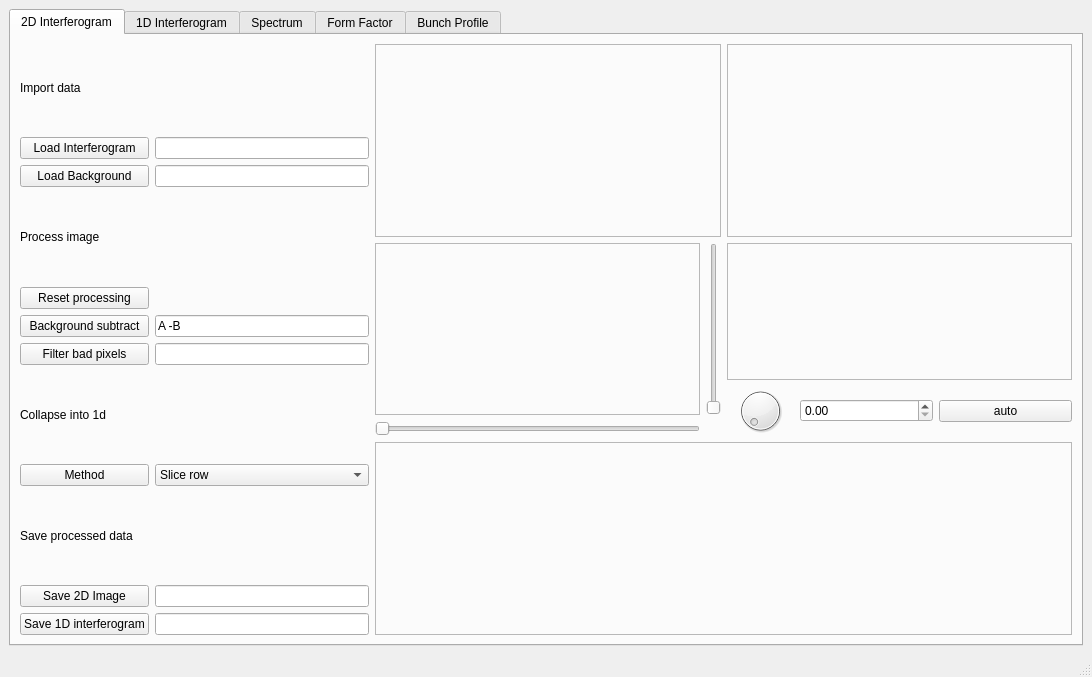
First picture: the form in FTIR_qt_interface.ui, repository Jammi-Dodgers/THz-interferometry, before the edit.
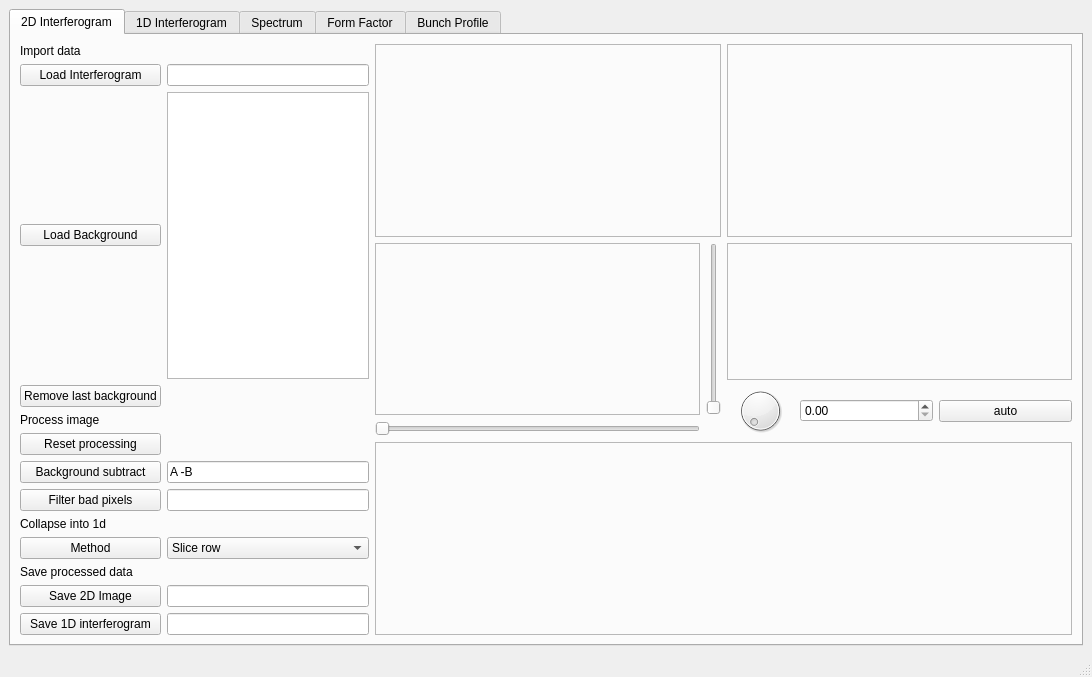
Second picture: the form after the edit.

Commit message: qt now works with up to 25 backgrounds

Diff of the .ui file:
```diff
--- a/FTIR_qt_interface.ui
+++ b/FTIR_qt_interface.ui
@@ -30,25 +30,26 @@
        <layout class="QHBoxLayout" name="horizontalLayout" stretch="1,2">
         <item>
          <layout class="QGridLayout" name="grid_2d_info">
-          <item row="11" column="1">
-           <widget class="QLineEdit" name="lineedit_2d_savefringes"/>
-          </item>
-          <item row="11" column="0">
-           <widget class="QPushButton" name="button_2d_savefringes">
+          <item row="7" column="0">
+           <widget class="QPushButton" name="button_2d_badfilter">
             <property name="text">
-             <string>Save 1D interferogram</string>
+             <string>Filter bad pixels</string>
             </property>
            </widget>
           </item>
-          <item row="10" column="0">
-           <widget class="QPushButton" name="button_2d_saveimage">
-            <property name="text">
-             <string>Save 2D Image</string>
+          <item row="1" column="1">
+           <widget class="QLineEdit" name="lineedit_2d_loadimage">
+            <property name="readOnly">
+             <bool>true</bool>
             </property>
            </widget>
           </item>
-          <item row="10" column="1">
-           <widget class="QLineEdit" name="lineedit_2d_saveimage"/>
+          <item row="2" column="0">
+           <widget class="QPushButton" name="button_2d_loadbg">
+            <property name="text">
+             <string>Load Background</string>
+            </property>
+           </widget>
           </item>
           <item row="1" column="0">
            <widget class="QPushButton" name="button_2d_loadimage">
@@ -57,8 +58,47 @@
             </property>
            </widget>
           </item>
-          <item row="2" column="1">
-           <widget class="QLineEdit" name="lineedit_2d_loadbg"/>
+          <item row="4" column="0" colspan="2">
+           <widget class="QLabel" name="label_2d_process">
+            <property name="text">
+             <string>Process image</string>
+            </property>
+           </widget>
+          </item>
+          <item row="12" column="0">
+           <widget class="QPushButton" name="button_2d_savefringes">
+            <property name="text">
+             <string>Save 1D interferogram</string>
+            </property>
+           </widget>
+          </item>
+          <item row="6" column="1">
+           <widget class="QLineEdit" name="lineedit_2d_bgsub">
+            <property name="text">
+             <string>A -B</string>
+            </property>
+           </widget>
+          </item>
+          <item row="9" column="0">
+           <widget class="QPushButton" name="button_2d_average">
+            <property name="text">
+             <string>Method</string>
+            </property>
+           </widget>
+          </item>
+          <item row="12" column="1">
+           <widget class="QLineEdit" name="lineedit_2d_savefringes">
+            <property name="readOnly">
+             <bool>true</bool>
+            </property>
+           </widget>
+          </item>
+          <item row="11" column="1">
+           <widget class="QLineEdit" name="lineedit_2d_saveimage">
+            <property name="readOnly">
+             <bool>true</bool>
+            </property>
+           </widget>
           </item>
           <item row="0" column="0" colspan="2">
            <widget class="QLabel" name="label_2d_load">
@@ -67,7 +107,38 @@
             </property>
            </widget>
           </item>
-          <item row="8" column="1">
+          <item row="7" column="1">
+           <widget class="QLineEdit" name="lineedit_2d_badfilter"/>
+          </item>
+          <item row="6" column="0">
+           <widget class="QPushButton" name="button_2d_bgsub">
+            <property name="text">
+             <string>Background subtract</string>
+            </property>
+           </widget>
+          </item>
+          <item row="11" column="0">
+           <widget class="QPushButton" name="button_2d_saveimage">
+            <property name="text">
+             <string>Save 2D Image</string>
+            </property>
+           </widget>
+          </item>
+          <item row="5" column="0">
+           <widget class="QPushButton" name="button_2d_reset">
+            <property name="text">
+             <string>Reset processing</string>
+            </property>
+           </widget>
+          </item>
+          <item row="10" column="0" colspan="2">
+           <widget class="QLabel" name="label_2d_save">
+            <property name="text">
+             <string>Save processed data</string>
+            </property>
+           </widget>
+          </item>
+          <item row="9" column="1">
            <widget class="QComboBox" name="combo_2d_average">
             <item>
              <property name="text">
@@ -96,72 +167,27 @@
             </item>
            </widget>
           </item>
-          <item row="7" column="0" colspan="2">
+          <item row="8" column="0" colspan="2">
            <widget class="QLabel" name="label_2d_progress">
             <property name="text">
              <string>Collapse into 1d</string>
             </property>
            </widget>
           </item>
-          <item row="9" column="0" colspan="2">
-           <widget class="QLabel" name="label_2d_save">
+          <item row="3" column="0">
+           <widget class="QPushButton" name="button_2d_deletebg">
             <property name="text">
-             <string>Save processed data</string>
+             <string>Remove last background</string>
             </property>
            </widget>
           </item>
-          <item row="4" column="0">
-           <widget class="QPushButton" name="button_2d_reset">
-            <property name="text">
-             <string>Reset processing</string>
+          <item row="2" column="1">
+           <widget class="QPlainTextEdit" name="ptextedit_2d_loadbg">
+            <property name="readOnly">
+             <bool>true</bool>
             </property>
-           </widget>
-          </item>
-          <item row="8" column="0">
-           <widget class="QPushButton" name="button_2d_average">
-            <property name="text">
-             <string>Method</string>
-            </property>
-           </widget>
-          </item>
-          <item row="5" column="0">
-           <widget class="QPushButton" name="button_2d_bgsub">
-            <property name="text">
-             <string>Background subtract</string>
-            </property>
-           </widget>
-          </item>
-          <item row="1" column="1">
-           <widget class="QLineEdit" name="lineedit_2d_loadimage"/>
-          </item>
-          <item row="3" column="0" colspan="2">
-           <widget class="QLabel" name="label_2d_process">
-            <property name="text">
-             <string>Process image</string>
-            </property>
-           </widget>
-          </item>
-          <item row="6" column="0">
-           <widget class="QPushButton" name="button_2d_badfilter">
-            <property name="text">
-             <string>Filter bad pixels</string>
-            </property>
-           </widget>
-          </item>
-          <item row="2" column="0">
-           <widget class="QPushButton" name="button_2d_loadbg">
-            <property name="text">
-             <string>Load Background</string>
-            </property>
-           </widget>
-          </item>
-          <item row="6" column="1">
-           <widget class="QLineEdit" name="lineedit_2d_badfilter"/>
-          </item>
-          <item row="5" column="1">
-           <widget class="QLineEdit" name="lineedit_2d_bgsub">
-            <property name="text">
-             <string>A -B</string>
+            <property name="plainText">
+             <string/>
             </property>
            </widget>
           </item>
```
The commit also changes 2 other files.
